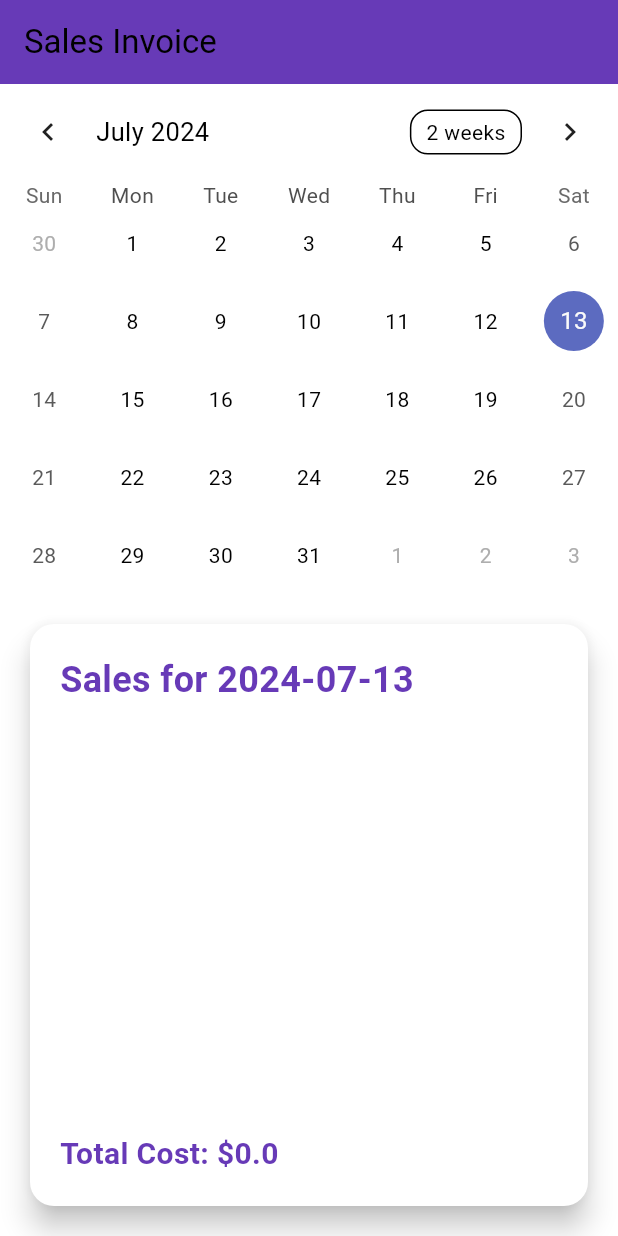
After one commit to syedtayab321/Ecommerce-Project, a Flutter app: the SalesBasedOnDate screen opened directly, on a phone screen of 412 x 824 dp. The commit adds this screen. Run offline on Flutter 3.47's test engine with Material 3 defaults, Android fonts, the phone set to English and light mode, and no system bars; drawn by our look-alikes of table_calendar; our stand-ins replace carousel_slider, cloud_firestore, convex_bottom_bar, firebase_auth, firebase_core, firebase_storage and 6 more; accounts and stored records are empty.

Commit message:
final app

```diff
--- a/lib/Admin/Dashboard.dart
+++ b/lib/Admin/Dashboard.dart
@@ -20,6 +20,7 @@ class AdminDashboard extends StatelessWidget {
           style: TabStyle.reactCircle,
           items: [
             TabItem(icon: Icons.store, title: 'Shop'),
+            TabItem(icon: Icons.account_balance_wallet, title: 'Date'),
             TabItem(icon: Icons.account_balance_wallet, title: 'Sales'),
             TabItem(icon: Icons.shopping_cart, title: 'Cart'),
             TabItem(icon: Icons.person, title: 'Profile'),
--- /dev/null
+++ b/lib/Admin/DashboardPages/Cart Related/SalesAccordingtoDate.dart
@@ -0,0 +1,108 @@
+import 'package:ecommerce_app/Controllers/SalesBasedOnDateController.dart';
+import 'package:flutter/material.dart';
+import 'package:get/get.dart';
+import 'package:intl/intl.dart';
+import 'package:table_calendar/table_calendar.dart';
+
+class SalesBasedOnDate extends StatelessWidget {
+  final SalesOnDateController orderController = Get.put(SalesOnDateController());
+
+  @override
+  Widget build(BuildContext context) {
+    return Scaffold(
+      appBar: AppBar(
+        title: Text('Sales Invoice'),
+        backgroundColor: Colors.deepPurple,
+      ),
+      body: Column(
+        children: [
+          Obx(() {
+            return TableCalendar(
+              firstDay: DateTime(2000),
+              lastDay: DateTime(2100),
+              focusedDay: orderController.selectedDate.value,
+              selectedDayPredicate: (day) {
+                return isSameDay(orderController.selectedDate.value, day);
+              },
+              onDaySelected: orderController.onDateSelected,
+            );
+          }),
+          Obx(() {
+            return Expanded(
+              child: Padding(
+                padding: const EdgeInsets.all(16.0),
+                child: Card(
+                  elevation: 8,
+                  shape: RoundedRectangleBorder(
+                    borderRadius: BorderRadius.circular(16),
+                  ),
+                  child: Padding(
+                    padding: const EdgeInsets.all(20.0),
+                    child: Column(
+                      crossAxisAlignment: CrossAxisAlignment.start,
+                      children: [
+                        Text(
+                          'Sales for ${DateFormat('yyyy-MM-dd').format(orderController.selectedDate.value)}',
+                          style: TextStyle(
+                            fontSize: 24,
+                            fontWeight: FontWeight.bold,
+                            color: Colors.deepPurple,
+                          ),
+                        ),
+                        SizedBox(height: 16),
+                        Expanded(
+                          child: ListView.builder(
+                            itemCount: orderController.sales.length,
+                            itemBuilder: (context, index) {
+                              var sale = orderController.sales[index];
+                              return Card(
+                                margin: EdgeInsets.symmetric(vertical: 8),
+                                child: Padding(
+                                  padding: const EdgeInsets.all(16.0),
+                                  child: Column(
+                                    crossAxisAlignment: CrossAxisAlignment.start,
+                                    children: [
+                                      Text(
+                                        'Product: ${sale['productName'] ?? 'N/A'}',
+                                        style: TextStyle(fontSize: 18, fontWeight: FontWeight.bold),
+                                      ),
+                                      Text(
+                                        'Quantity: ${sale['quantity'] ?? 'N/A'}',
+                                        style: TextStyle(fontSize: 16),
+                                      ),
+                                      Text(
+                                        'Price: \$${sale['Price After Discount'] ?? 'N/A'}',
+                                        style: TextStyle(fontSize: 16),
+                                      ),
+                                      Text(
+                                        'Date: ${sale['date'] ?? 'N/A'}',
+                                        style: TextStyle(fontSize: 16),
+                                      ),
+                                    ],
+                                  ),
+                                ),
+                              );
+                            },
+                          ),
+                        ),
+                        SizedBox(height: 16),
+                        Text(
+                          'Total Cost: \$${orderController.totalCost.value}',
+                          style: TextStyle(
+                            fontSize: 20,
+                            fontWeight: FontWeight.bold,
+                            color: Colors.deepPurple,
+                          ),
+                        ),
+                      ],
+                    ),
+                  ),
+                ),
+              ),
+            );
+          }),
+        ],
+      ),
+    );
+  }
+}
--- a/lib/Controllers/AdminController.dart
+++ b/lib/Controllers/AdminController.dart
@@ -1,4 +1,5 @@
 import 'package:ecommerce_app/Admin/DashboardPages/Cart%20Related/CartScreen.dart';
+import 'package:ecommerce_app/Admin/DashboardPages/Cart%20Related/SalesAccordingtoDate.dart';
 import 'package:ecommerce_app/Admin/DashboardPages/Cart%20Related/SalesPersonsScreen.dart';
 import 'package:ecommerce_app/Admin/DashboardPages/HomePage.dart';
 import 'package:ecommerce_app/Admin/DashboardPages/Profile.dart';
@@ -14,6 +15,7 @@ class AdminController extends GetxController {
 
   final List<Widget> pages = [
     HomePage(),
+    SalesBasedOnDate(),
     PersonGridView(),
     CartScreen(),
     ProfilePage(),
--- /dev/null
+++ b/lib/Controllers/SalesBasedOnDateController.dart
@@ -0,0 +1,43 @@
+import 'package:cloud_firestore/cloud_firestore.dart';
+import 'package:ecommerce_app/widgets/OtherWidgets/Snakbar.dart';
+import 'package:get/get.dart';
+import 'package:intl/intl.dart';
+
+class SalesOnDateController extends GetxController {
+  var selectedDate = DateTime.now().obs;
+  var sales = <DocumentSnapshot>[].obs;
+  var totalCost = 0.0.obs;
+
+  void onDateSelected(DateTime date, DateTime? _) {
+    selectedDate.value = date;
+    fetchSalesByDate();
+  }
+
+  Future<void> fetchSalesByDate() async {
+    double sum = 0.0;
+    sales.clear();
+
+    try {
+      QuerySnapshot ordersSnapshot = await FirebaseFirestore.instance
+          .collection('Orders')
+          .get();
+      for (var orderDoc in ordersSnapshot.docs) {
+        QuerySnapshot buyedProductsSnapshot = await FirebaseFirestore.instance
+            .collection('Orders')
+            .doc(orderDoc.id)
+            .collection('Buyed Products')
+            .where('Date', isEqualTo: DateFormat('dd-MM-yyyy').format(selectedDate.value))
+            .get();
+        showSuccessSnackbar(buyedProductsSnapshot.docs.length.toString());
+        for (var productDoc in buyedProductsSnapshot.docs) {
+          sales.add(productDoc);
+          sum += productDoc['Price After Discount'];
+        }
+      }
+
+      totalCost.value = sum;
+    } catch (e) {
+      print("Error: $e");
+    }
+  }
+}
--- a/lib/FirebaseCruds/CategoryAddition.dart
+++ b/lib/FirebaseCruds/CategoryAddition.dart
@@ -2,6 +2,7 @@ import 'package:cloud_firestore/cloud_firestore.dart';
 import 'package:ecommerce_app/widgets/OtherWidgets/Snakbar.dart';
 import 'package:firebase_auth/firebase_auth.dart';
 import 'package:get/get.dart';
+import 'package:intl/intl.dart';
 Future<void> addMainCategory(String mainCategoryName,String ImageUrl) async {
    try{
      await FirebaseFirestore.instance.collection('MainCategories').doc(mainCategoryName).set({
@@ -55,6 +56,7 @@ Future<void> addProduct( String prodcutname,String mainCategoryName, String subC
 // add to cart query
 Future<void> addtoCart(String Discount,String CategoryName,double oldprice,double Discountprice,int quantity_buy,int remaningquantity,String MainCategory,String Productname) async {
         bool isSucessful=false;
+        String formattedDate = DateFormat('dd-MM-yyyy').format(DateTime.now());
   try{
             DocumentSnapshot data=await FirebaseFirestore.instance.collection('Cart Data').doc(Productname).get();
             // checking if data in cart already ecists are not
@@ -72,7 +74,7 @@ Future<void> addtoCart(String Discount,String CategoryName,double oldprice,doubl
                 'Price After Discount':newTotalPrice,
                 'Dicount on Items':Discount,
                 'Selected quantity':newQuantity,
-                'Date':DateTime.now(),
+                'Date':formattedDate,
               });
             }else
               {
@@ -82,7 +84,7 @@ Future<void> addtoCart(String Discount,String CategoryName,double oldprice,doubl
                   'Price After Discount':Discountprice,
                   'Dicount on Items':Discount,
                   'Selected quantity':quantity_buy,
-                  'Date':DateTime.now(),
+                  'Date':formattedDate,
                 });
               }
             isSucessful=true;
--- a/pubspec.yaml
+++ b/pubspec.yaml
@@ -49,6 +49,7 @@ dependencies:
   pdf: ^3.11.0
   printing: ^5.13.1
   carousel_slider: ^4.2.1
+  table_calendar: ^3.1.2
 
 dev_dependencies:
   flutter_test:
```
Also changed, not shown: lib/Admin/DashboardPages/Cart Related/SalesPersonsScreen.dart (+20 -4 lines), lib/Controllers/totalcostController.dart (added, +34 -0 lines), lib/FirebaseCruds/CategoryDelete.dart (+16 -0 lines), lib/User/UserDashboard.dart (+16 -6 lines), pubspec.lock.
